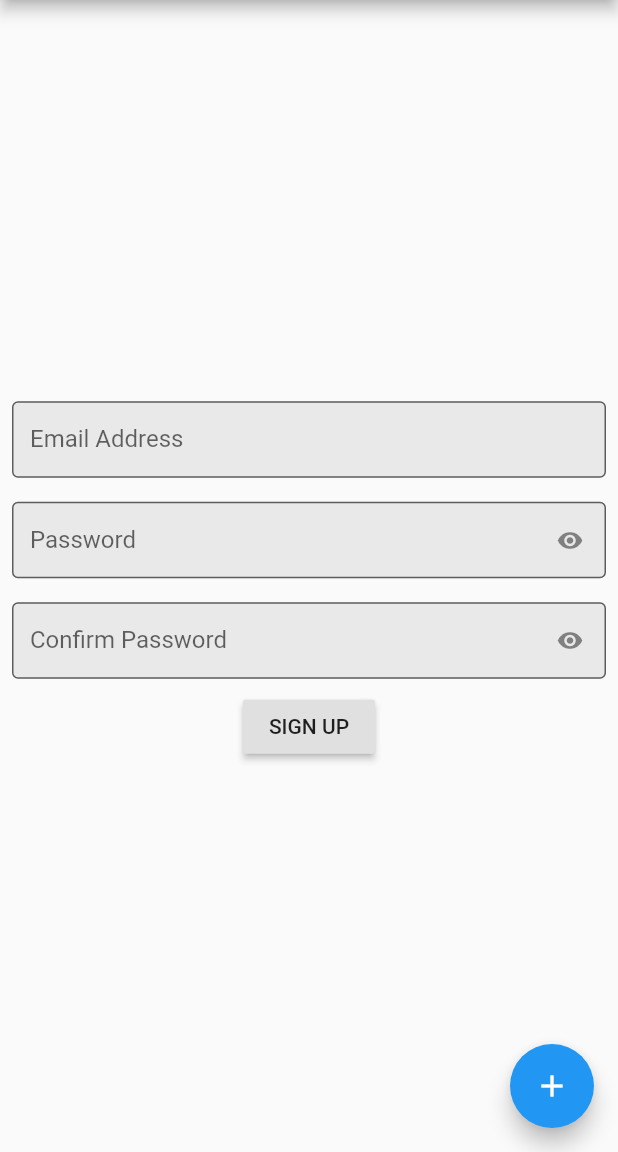
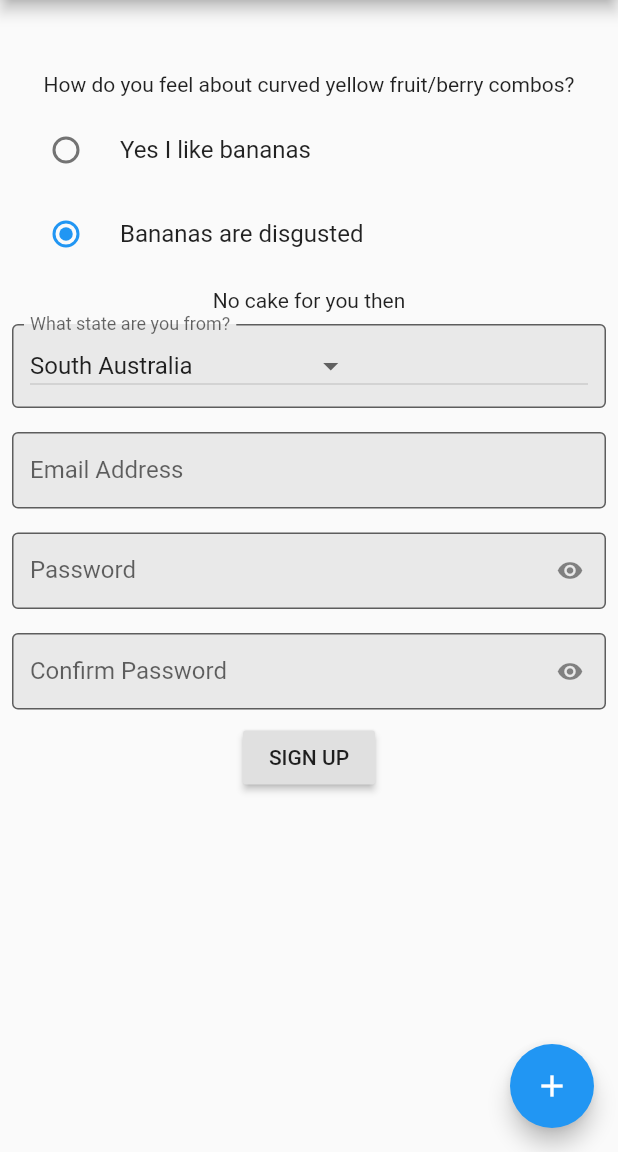
Before and after one commit to buntagonalprism/dart_testable_forms, a Flutter app: the screen it shows after launch, on a phone screen of 412 x 824 dp, the part 84-1236 px from its top. Run offline on Flutter 3.47's test engine with Material 2 defaults, Android fonts, the phone set to English and light mode, and no system bars; our stand-ins replace equatable; missing offline and left inert: angular, angular_components; generated files the repository leaves out were written again; statements that could not run were skipped.

```diff
--- a/example/flutter_testable_forms/lib/blocs/sign_up_bloc.dart
+++ b/example/flutter_testable_forms/lib/blocs/sign_up_bloc.dart
@@ -9,6 +9,7 @@ abstract class FormKeys {
 
 class SignUpBloc {
 
+  FormControl<bool> _likeBananas;
   FormControl<String> _emailControl;
   FormControl<String> _passwordControl;
   FormControl<String> _confirmControl;
@@ -36,10 +37,14 @@ class SignUpBloc {
     final confirmValidators = vsb([confirmRequiredValidator]);
     _confirmControl = FormControl<String>(initialValue: '', validators: confirmValidators);
 
+    _likeBananas = FormControl<bool>(initialValue: false);
+
     form = FormGroup<SignUp>({
+      'likeBananas': _likeBananas,
       'email': _emailControl,
       'password': _passwordControl,
-      'confirmation': _confirmControl
+      'confirmation': _confirmControl,
+      'state': FormControl<int>(initialValue: 3),
     }, SignUp.fromJson);
 
   }
--- a/example/flutter_testable_forms/lib/flutter_forms/form_widgets.dart
+++ b/example/flutter_testable_forms/lib/flutter_forms/form_widgets.dart
@@ -1,19 +1,17 @@
-
 import 'dart:async';
 
 import 'package:dart_testable_forms/dart_testable_forms.dart';
 import 'package:flutter/material.dart';
 import 'package:flutter/widgets.dart';
 
-
 class ControlledTextField extends StatefulWidget {
-
   final bool obscureText;
   final TextInputType textInputType;
   final InputDecoration decoration;
   final TextInputAction textInputAction;
   final FormControl<String> control;
-  ControlledTextField(this.control, {
+  ControlledTextField(
+    this.control, {
     this.decoration,
     this.textInputType,
     this.obscureText,
@@ -22,7 +20,9 @@ class ControlledTextField extends StatefulWidget {
 
   String get errorText {
     if ((control.touched || control.submitRequested) && control.enabled) {
-      return control.errors.length > 0 ? control.errors.values.map((error) => error.toString()).join('\n') : null;
+      return control.errors.length > 0
+          ? control.errors.values.map((error) => error.toString()).join('\n')
+          : null;
     } else {
       return null;
     }
@@ -33,7 +33,6 @@ class ControlledTextField extends StatefulWidget {
 }
 
 class _ControlledTextFieldState extends State<ControlledTextField> {
-
   final controller = TextEditingController();
   final focus = FocusNode();
   bool focused = false;
@@ -48,7 +47,7 @@ class _ControlledTextFieldState extends State<ControlledTextField> {
       if (controller.text != widget.control.value) {
         controller.text = widget.control.value;
       }
-      setState((){});
+      setState(() {});
     });
     focus.addListener(() {
       // Mark field as touched and trigger a rebuild when focus is lost
@@ -69,7 +68,9 @@ class _ControlledTextFieldState extends State<ControlledTextField> {
       enabled: widget.control.enabled,
       textInputAction: widget.textInputAction,
       onChanged: (value) => widget.control.setValue(value),
-      decoration: (widget.decoration ?? InputDecoration()).copyWith(errorText: widget.errorText),
+      decoration: (widget.decoration ?? InputDecoration()).copyWith(
+        errorText: widget.control.combineErrors(newlineErrorCombiner),
+      ),
     );
   }
 
@@ -78,8 +79,78 @@ class _ControlledTextFieldState extends State<ControlledTextField> {
     super.dispose();
     sub.cancel();
   }
-
 }
 
+class ControlledRadioGroup<T> extends StatelessWidget {
+  final FormControl<T> control;
+  final Map<String, T> options;
+  ControlledRadioGroup(this.control, this.options);
 
-typedef FieldBuilder<T> = Widget Function(T state, ValueChanged<T> onChange);
+  @override
+  Widget build(BuildContext context) {
+    return StreamBuilder(
+      stream: control.modelUpdated,
+      builder: (context, _) {
+        final children = List<Widget>();
+        options.forEach((label, T value) {
+          children.add(RadioListTile(
+            title: Text(label),
+            value: value,
+            groupValue: control.value,
+            onChanged: (value) {
+              control.setValue(value);
+              control.setTouched(true);
+            },
+          ));
+        });
+        return Column(children: children);
+      },
+    );
+  }
+}
+
+class ControlledDropDown<T> extends StatelessWidget {
+  final InputDecoration decoration;
+  final FormControl<T> control;
+  final Map<String, T> options;
+  ControlledDropDown(this.control, this.options, {this.decoration});
+
+  String get errorText {
+    if ((control.touched || control.submitRequested) && control.enabled) {
+      return control.errors.length > 0
+          ? control.errors.values.map((error) => error.toString()).join('\n')
+          : null;
+    } else {
+      return null;
+    }
+  }
+
+  @override
+  Widget build(BuildContext context) {
+    return StreamBuilder(
+      stream: control.modelUpdated,
+      builder: (context, _) {
+        final items = List<DropdownMenuItem<T>>();
+        options.forEach((label, T value) {
+          items.add(DropdownMenuItem<T>(
+            child: Text(label),
+            value: value,
+          ));
+        });
+        return InputDecorator(
+          decoration: (decoration ?? InputDecoration()).copyWith(errorText: errorText),
+          isEmpty: false,
+          child: DropdownButton<T>(
+            isDense: true,
+            value: control.value,
+            items: items,
+            onChanged: (value) {
+              control.setValue(value);
+              control.setTouched(true);
+            },
+          ),
+        );
+      },
+    );
+  }
+}
--- a/example/flutter_testable_forms/lib/ui/sign_up.dart
+++ b/example/flutter_testable_forms/lib/ui/sign_up.dart
@@ -41,15 +41,53 @@ class _SignUpScreenState extends State<SignUpScreen> {
 
   @override
   Widget build(BuildContext context) {
+    FormControl<bool> likeBananas = _bloc.form.controls['likeBananas'];
     return Scaffold(
       key: _scaffoldKey,
       appBar: AppBar(
         title: Text(widget.title),
       ),
-      body: Center(
+      body: SingleChildScrollView(
+        child: Center(
           child: Column(
             mainAxisAlignment: MainAxisAlignment.center,
             children: <Widget>[
+              SizedBox(
+                height: 48,
+              ),
+              Center(
+                child: Text('How do you feel about curved yellow fruit/berry combos?'),
+              ),
+              Padding(
+                padding: const EdgeInsets.all(8.0),
+                child: ControlledRadioGroup<bool>(likeBananas, {
+                  'Yes I like bananas': true,
+                  'Bananas are disgusted': false,
+                }),
+              ),
+              StreamBuilder(
+                stream: likeBananas.valueUpdated,
+                builder: (context, _) {
+                  return Text(
+                      (likeBananas.value ?? false) ? 'Good to hear. Want a smoothie?' : 'No cake for you then'
+                  );
+                },
+              ),
+              Padding(
+                padding: const EdgeInsets.all(8.0),
+                child: ControlledDropDown(_bloc.form.controls['state'], {
+                  'New South Wales': 0,
+                  'Australian Capital Territory': 1,
+                  'Queensland': 2,
+                  'South Australia': 3,
+                  'Victoria': 4,
+                  'Tasmania': 5,
+                  'Western Australia': 6,
+                  'Northern Terriorty': 7
+                }, decoration: InputDecoration(
+                  labelText: 'What state are you from?',
+                ),),
+              ),
               Padding(
                 padding: const EdgeInsets.all(8.0),
                 child: ControlledTextField(
@@ -107,6 +145,7 @@ class _SignUpScreenState extends State<SignUpScreen> {
             ],
           ),
         ),
+      ),
       floatingActionButton: FloatingActionButton(
         onPressed: _bloc.post,
         tooltip: 'Increment',
```
Lines whose indentation alone changed are shown as unchanged.
